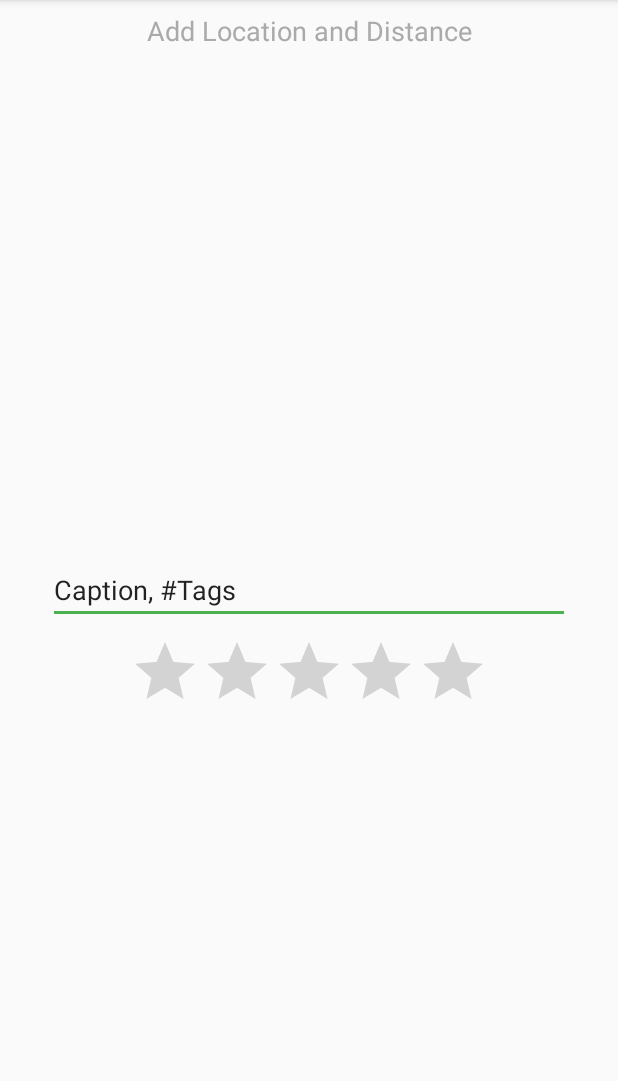
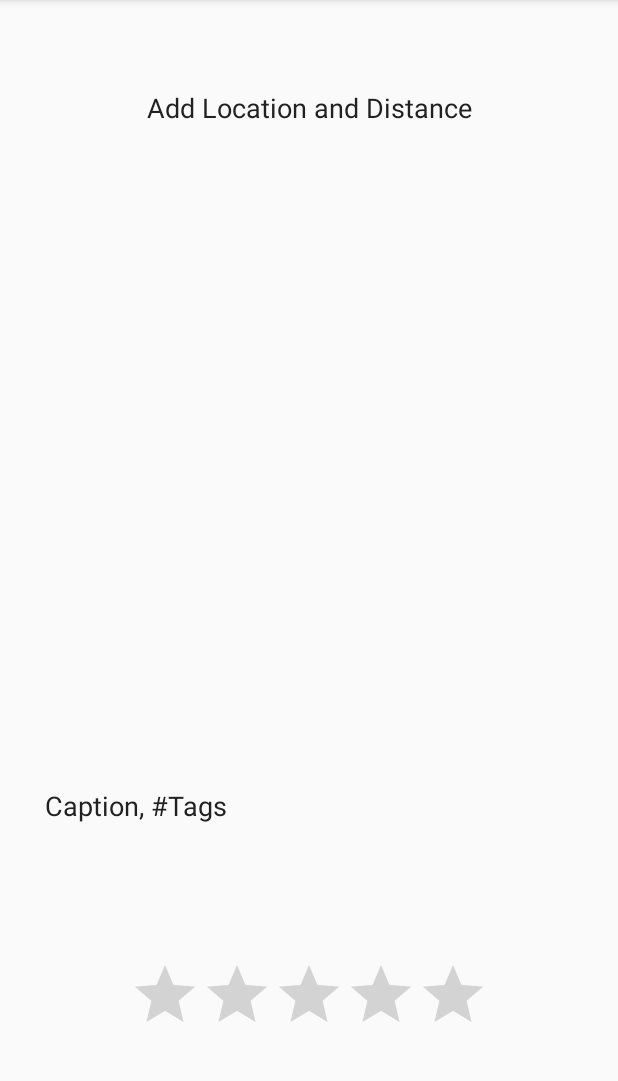
Before and after one commit to JustinKavalan/ViewFinder, an Android app: the LocationDetails screen opened directly, with no data from a screen before it, on a phone screen of 412 x 824 dp, the part 84-1165 px from its top. Run offline under Robolectric (Android 15) with nearby library versions, the phone set to English and light mode, and no system bars.

Commit message:
Replace ImageView with ViewPager, PlainText with TextView

```diff
--- a/app/build.gradle
+++ b/app/build.gradle
@@ -25,4 +25,5 @@ dependencies {
     testImplementation 'junit:junit:4.12'
     androidTestImplementation 'com.android.support.test:runner:1.0.2'
     androidTestImplementation 'com.android.support.test.espresso:espresso-core:3.0.2'
+    implementation 'com.android.support:support-v4:28.0.0'
 }
--- a/app/src/main/res/layout/activity_location_details.xml
+++ b/app/src/main/res/layout/activity_location_details.xml
@@ -12,43 +12,49 @@
         android:layout_height="wrap_content"
         android:layout_marginTop="8dp"
         android:text="Add Location and Distance"
-        android:textColor="@android:color/darker_gray"
+        android:textColor="@color/colorPrimaryText"
         android:textSize="18sp"
+        app:layout_constraintBottom_toTopOf="@+id/viewPager"
         app:layout_constraintEnd_toEndOf="parent"
+        app:layout_constraintHorizontal_bias="0.5"
         app:layout_constraintStart_toStartOf="parent"
         app:layout_constraintTop_toTopOf="parent" />
-
-    <ImageView
-        android:id="@+id/iv_location_image"
-        android:layout_width="357dp"
-        android:layout_height="322dp"
-        android:layout_marginStart="8dp"
-        android:layout_marginTop="8dp"
-        android:layout_marginEnd="2dp"
-        app:layout_constraintEnd_toEndOf="parent"
-        app:layout_constraintStart_toStartOf="parent"
-        app:layout_constraintTop_toBottomOf="@+id/tv_location_and_distance"
-        tools:srcCompat="@tools:sample/backgrounds/scenic" />
-
-    <EditText
-        android:id="@+id/pt_caption_and_tags"
-        android:layout_width="348dp"
-        android:layout_height="wrap_content"
-        android:layout_marginTop="8dp"
-        android:ems="10"
-        android:inputType="textPersonName"
-        android:text="Caption, #Tags"
-        app:layout_constraintEnd_toEndOf="parent"
-        app:layout_constraintHorizontal_bias="0.502"
-        app:layout_constraintStart_toStartOf="parent"
-        app:layout_constraintTop_toBottomOf="@+id/iv_location_image" />
 
     <RatingBar
         android:id="@+id/rb_location_rating"
         android:layout_width="wrap_content"
         android:layout_height="49dp"
-        android:layout_marginTop="8dp"
+        android:layout_marginBottom="28dp"
+        app:layout_constraintBottom_toBottomOf="parent"
         app:layout_constraintEnd_toEndOf="parent"
+        app:layout_constraintHorizontal_bias="0.5"
         app:layout_constraintStart_toStartOf="parent"
-        app:layout_constraintTop_toBottomOf="@+id/pt_caption_and_tags" />
+        app:layout_constraintTop_toBottomOf="@+id/tv_caption_and_tags" />
+
+    <TextView
+        android:id="@+id/tv_caption_and_tags"
+        android:layout_width="352dp"
+        android:layout_height="47dp"
+        android:layout_marginBottom="16dp"
+        android:text="Caption, #Tags"
+        android:textColor="@color/colorPrimaryText"
+        android:textSize="18sp"
+        app:layout_constraintBottom_toTopOf="@+id/rb_location_rating"
+        app:layout_constraintEnd_toEndOf="parent"
+        app:layout_constraintHorizontal_bias="0.5"
+        app:layout_constraintStart_toStartOf="parent"
+        app:layout_constraintTop_toBottomOf="@+id/viewPager" />
+
+    <android.support.v4.view.ViewPager
+        android:id="@+id/viewPager"
+        android:layout_width="352dp"
+        android:layout_height="306dp"
+        android:layout_marginTop="16dp"
+        android:layout_marginBottom="16dp"
+        app:layout_constraintBottom_toTopOf="@+id/tv_caption_and_tags"
+        app:layout_constraintEnd_toEndOf="parent"
+        app:layout_constraintHorizontal_bias="0.5"
+        app:layout_constraintStart_toStartOf="parent"
+        app:layout_constraintTop_toBottomOf="@+id/tv_location_and_distance" />
+
 </android.support.constraint.ConstraintLayout>
```
